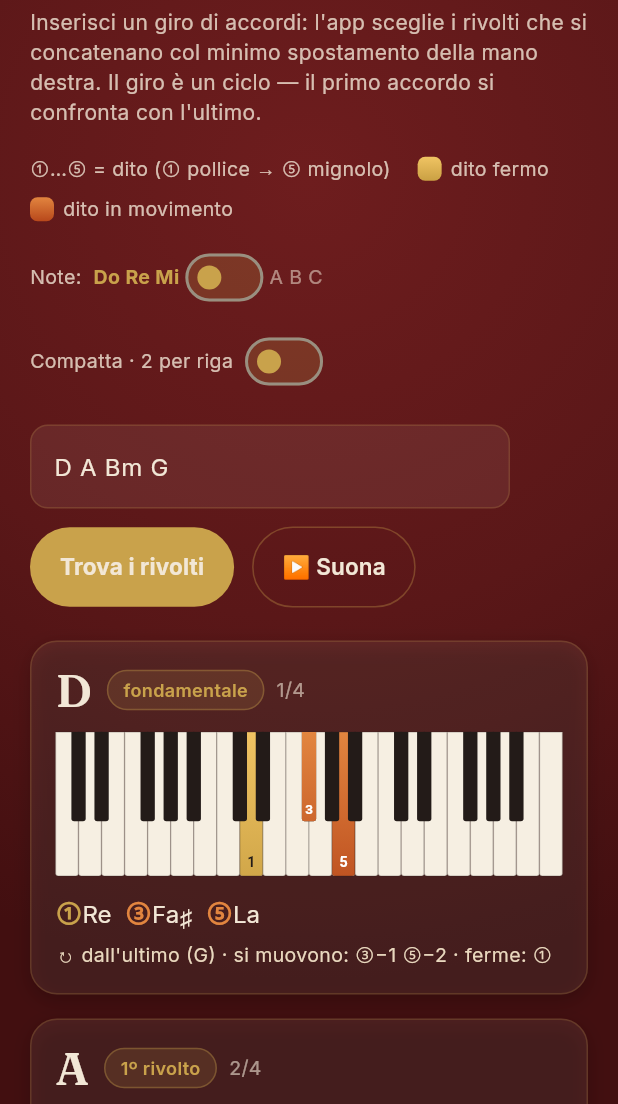
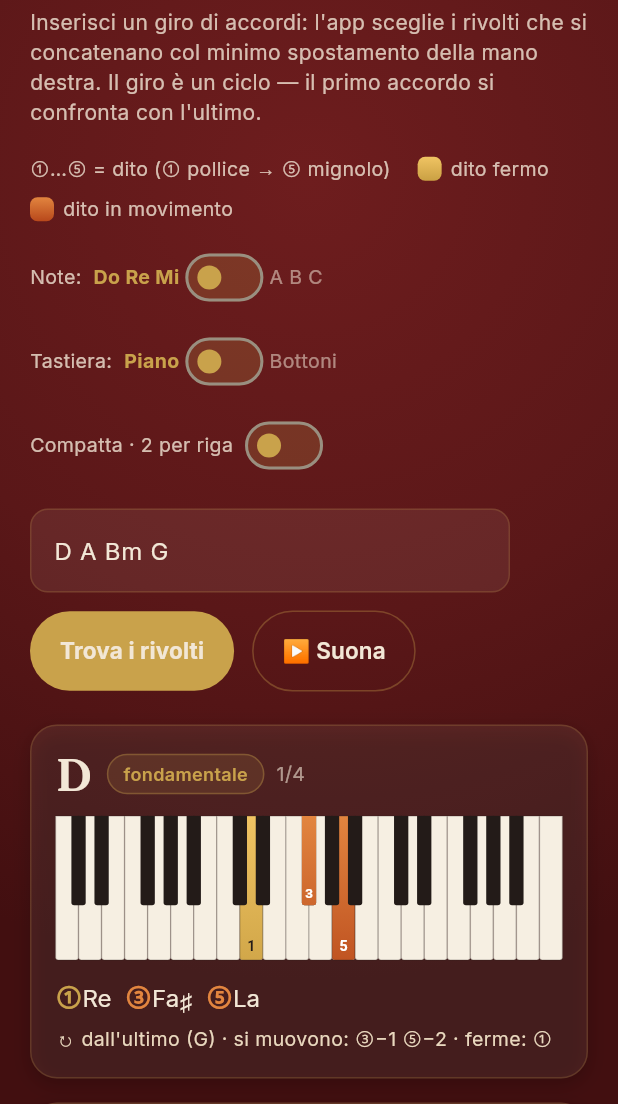
Before and after one commit to ianes1978/Chord-Flow, a Flutter app: the screen it shows after launch, on a phone screen of 412 x 824 dp, the part 132-1236 px from its top. Run offline on Flutter 3.47's test engine with Material 3 defaults, Android fonts, the phone set to English and light mode, and no system bars; our stand-ins replace google_fonts; missing offline and left inert: flutter_soloud.

Commit message:
Switch tastiera: pianoforte ↔ bottoniera fisarmonica (sistema C)
Nuovo AccordionPainter che disegna la bottoniera cromatica a 3 file
(do-griff): fila = midi%3, note a terza minore nella stessa fila, file
sfalsate per la diagonale cromatica. Switch "Tastiera: Piano / Bottoni"
nella barra dei controlli; stessa finestra C3-C6 per confronto tra card.

Co-Authored-By: Claude Opus 4.8 <noreply@anthropic.com>
Claude-Session: https://claude.ai/code/session_01DUZqHvsSWByx5QpbsnoWA7

```diff
--- a/lib/ui/chord_card.dart
+++ b/lib/ui/chord_card.dart
@@ -13,6 +13,7 @@ class ChordCard extends StatelessWidget {
   final bool highlighted; // evidenziazione durante la riproduzione
   final bool useLetters; // true = note con lettere (A B C), false = solfeggio
   final bool compact; // true = vista compatta (dimensioni ridotte)
+  final bool buttons; // true = bottoniera fisarmonica, false = pianoforte
   final VoidCallback onTap;
 
   const ChordCard({
@@ -23,6 +24,7 @@ class ChordCard extends StatelessWidget {
     required this.highlighted,
     required this.useLetters,
     required this.compact,
+    required this.buttons,
     required this.onTap,
   });
 
@@ -157,7 +159,9 @@ class ChordCard extends StatelessWidget {
           width: constraints.maxWidth,
           height: h,
           child: CustomPaint(
-            painter: KeyboardPainter(voiced.voices),
+            painter: buttons
+                ? AccordionPainter(voiced.voices)
+                : KeyboardPainter(voiced.voices),
             size: Size(constraints.maxWidth, h),
           ),
         );
--- a/lib/ui/home_page.dart
+++ b/lib/ui/home_page.dart
@@ -27,6 +27,7 @@ class _HomePageState extends State<HomePage> {
   bool _playing = false;
   bool _useLetters = false; // false = solfeggio (Do Re Mi), true = lettere (A B C)
   bool _compact = false; // true = forza 2 accordi per riga (vista compatta)
+  bool _buttons = false; // true = bottoniera fisarmonica, false = pianoforte
 
   @override
   void initState() {
@@ -181,7 +182,30 @@ class _HomePageState extends State<HomePage> {
       crossAxisAlignment: WrapCrossAlignment.center,
       children: [
         _notationToggle(),
+        _keyboardToggle(),
         _compactToggle(),
+      ],
+    );
+  }
+
+  /// Switch per il tipo di tastiera: pianoforte o bottoniera della fisarmonica.
+  Widget _keyboardToggle() {
+    return Row(
+      mainAxisSize: MainAxisSize.min,
+      children: [
+        Text('Tastiera:',
+            style: AppText.ui(size: 13, color: const Color(0xCCF2E7D6))),
+        const SizedBox(width: 8),
+        _notationLabel('Piano', !_buttons),
+        Switch(
+          value: _buttons,
+          onChanged: (v) => setState(() => _buttons = v),
+          activeColor: AppColors.brass,
+          activeTrackColor: const Color(0x55C9A24B),
+          inactiveThumbColor: AppColors.brass,
+          inactiveTrackColor: const Color(0x33C9A24B),
+        ),
+        _notationLabel('Bottoni', _buttons),
       ],
     );
   }
@@ -348,6 +372,7 @@ class _HomePageState extends State<HomePage> {
           highlighted: _highlighted == i,
           useLetters: _useLetters,
           compact: cardsCompact,
+          buttons: _buttons,
           onTap: () => _playOne(i),
         ),
     ];
```
Also changed, not shown: lib/ui/keyboard_painter.dart (+90 -0 lines).
